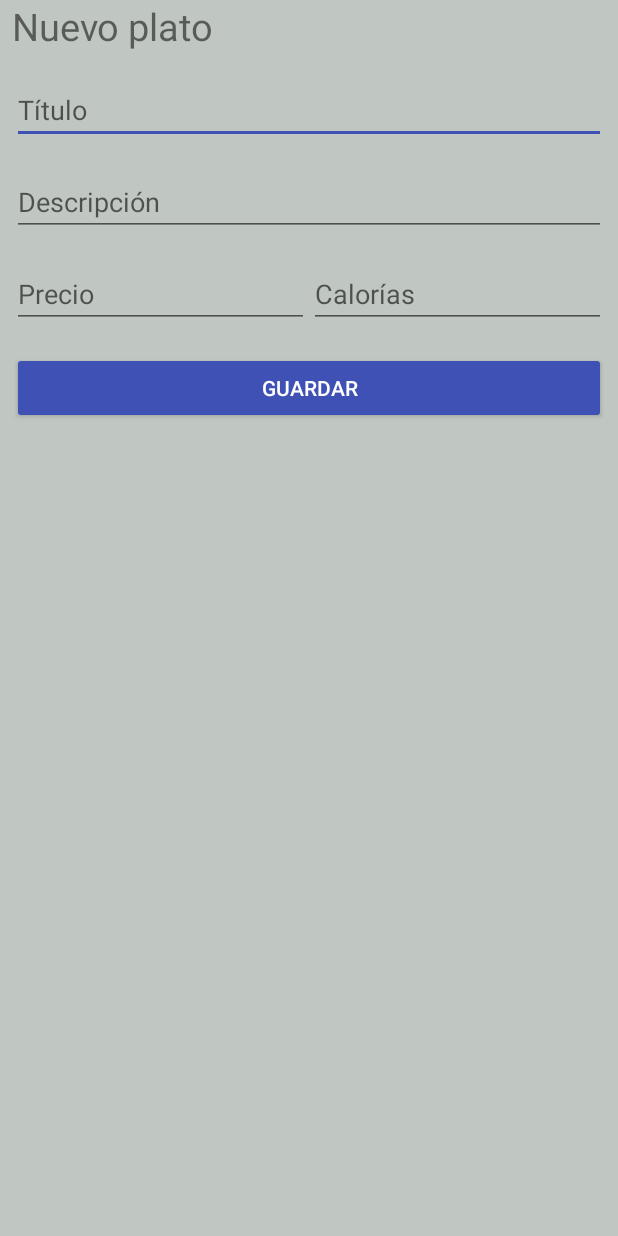
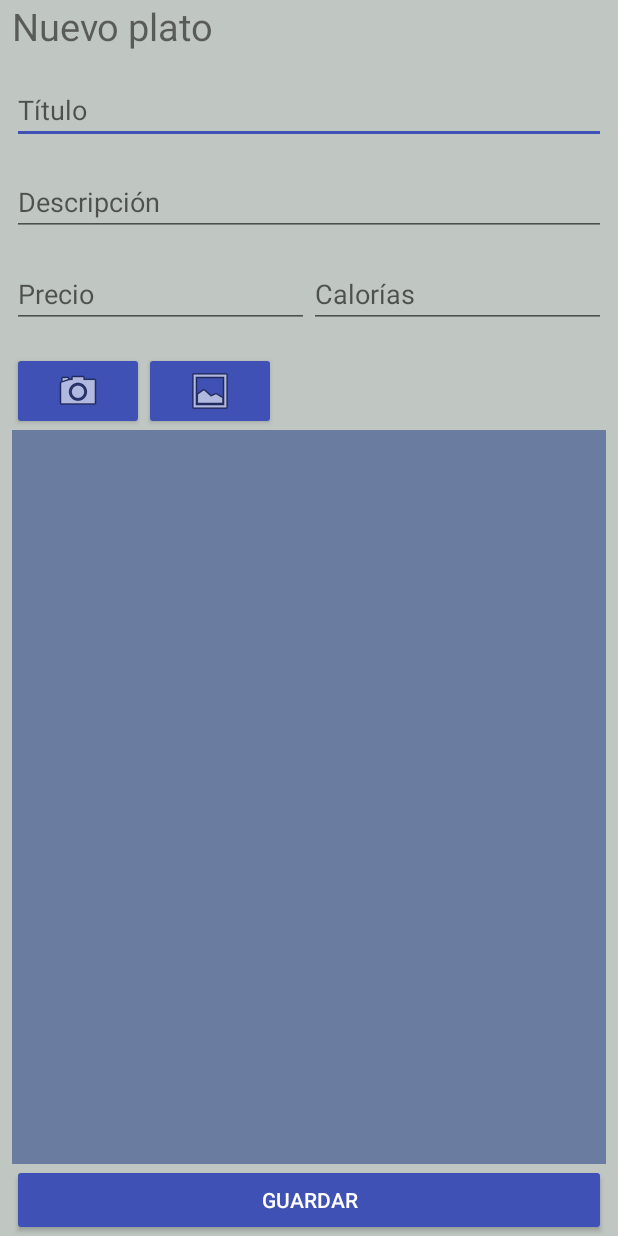
Before and after one commit to AgustinGHunzicker/App01, an Android app: the ActivityNuevoPlato screen opened directly, with no data from a screen before it, on a phone screen of 412 x 824 dp. Run offline under Robolectric (Android 15) with nearby library versions, the phone set to English and light mode, and no system bars; our stand-ins replace Firebase (no records; nobody signed in at launch, a user with empty details on screens opened directly), Room's generated code; libraries missing offline, so code that uses them is left out: app.dao; 4 statements that could not run were skipped.

Commit message:
Upload img

```diff
--- a/app/src/main/java/app/activity/ActivityNuevoPlato.java
+++ b/app/src/main/java/app/activity/ActivityNuevoPlato.java
@@ -1,29 +1,98 @@
 package app.activity;
 
+import android.Manifest;
+import android.app.Activity;
+import android.content.Intent;
+import android.content.pm.PackageManager;
+import android.graphics.Bitmap;
+import android.graphics.BitmapFactory;
+import android.net.Uri;
 import android.os.Bundle;
+import android.provider.MediaStore;
 import android.view.View;
 import android.widget.Button;
 import android.widget.EditText;
+import android.widget.ImageButton;
+import android.widget.ImageView;
 import android.widget.Toast;
 
+import androidx.annotation.NonNull;
 import androidx.appcompat.app.AppCompatActivity;
+import androidx.core.app.ActivityCompat;
+import androidx.core.content.FileProvider;
 import androidx.room.Room;
+
+import com.google.firebase.auth.FirebaseAuth;
 
 import SendMeal.app.R;
 import app.database.AppRepository;
 import app.database.OnResultCallback;
+import app.extras.ImageHelper;
 import app.model.Plato;
 
+import java.io.ByteArrayOutputStream;
+import java.io.File;
+import java.io.IOException;
+import java.text.Normalizer;
+import java.time.LocalDate;
 import java.util.List;
 
 public class ActivityNuevoPlato extends AppCompatActivity implements OnResultCallback {
 
     AppRepository repository = null;
+    protected ImageButton btnCamera;
+    protected ImageButton btnDeleteImage;
+    protected ImageButton btnGallery;
+    protected ImageView imageUpload;
+    protected Button btnSave;
+    protected String plateName;
+    protected String idPlate;
+    private static final int CAMERA_REQUEST = 1;
+    private static final int GALLERY_REQUEST = 2;
+    private static final int PERMISSION_CODE_MY_CAMERA = 100;
+    private static final int PICK_FROM_GALLERY_PERMISSION_CODE = 101;
+    private String ID_PICTURE;
+    private String IMAGE_PATH_CACHE;
+    private String IMAGE_PATH_FINAL;
+    private FirebaseAuth mAuth;
+
+    private void openCamera() {
+        Intent camaraIntent = new Intent(MediaStore.ACTION_IMAGE_CAPTURE);
+        startActivityForResult(camaraIntent, CAMERA_REQUEST);
+    }
+
+
+    private void deleteImage(){
+        imageUpload.setImageDrawable(null);
+        btnDeleteImage.setVisibility(View.INVISIBLE);
+    }
+
+
+    private void setIdPicture(){
+        String s = Normalizer.normalize(plateName, Normalizer.Form.NFD);
+        s = s.replaceAll("[\\p{InCombiningDiacriticalMarks}]", "");
+        ID_PICTURE = "field-"+s.replace(" ", "-")+"-"+System.currentTimeMillis();
+    }
+
+
+    @Override
+    protected void onActivityResult(int requestCode, int resultCode, Intent data) {
+        if ((requestCode == CAMERA_REQUEST ||  requestCode == GALLERY_REQUEST) && resultCode == RESULT_OK) {
+            Bundle extras = data.getExtras();
+            Bitmap imageBitmap = (Bitmap) extras.get("data");
+            ByteArrayOutputStream baos = new ByteArrayOutputStream();
+            imageBitmap.compress(Bitmap.CompressFormat.JPEG, 100, baos);
+            byte[] data = baos.toByteArray(); // Imagen en arreglo de bytes
+        }
+    }
 
     @Override
     protected void onCreate(Bundle savedInstanceState) {
         super.onCreate(savedInstanceState);
         setContentView(R.layout.activity_nuevo_plato);
+        mAuth = FirebaseAuth.getInstance();
+        mAuth.signInAnonymously();
+        plateName = "id-plate";
 
         /* EditText variables */
         final EditText editTitle = findViewById(R.id.textTitlePlate);
@@ -32,9 +101,33 @@ public class ActivityNuevoPlato extends AppCompatActivity implements OnResultCal
         final EditText editCalories =  findViewById(R.id.textCaloriesPlate);
 
         /* Button variables */
-        final Button btnSave = findViewById(R.id.btnSave);
+        btnSave = findViewById(R.id.btnSave);
+        repository = AppRepository.getInstance(this.getApplicationContext(),this);
+        idPlate = getIntent().getStringExtra("idPlate");
 
-        repository = AppRepository.getInstance(this.getApplicationContext(),this);
+        setIdPicture();
+
+        btnCamera = findViewById(R.id.btnCamera);
+        btnDeleteImage = findViewById(R.id.btnDeleteImage);
+        btnGallery = findViewById(R.id.btnGallery);
+        imageUpload = findViewById(R.id.imageUpload);
+
+        btnCamera.setOnClickListener(new View.OnClickListener() {
+            @Override
+            public void onClick(View v) {
+                if (checkSelfPermission(Manifest.permission.CAMERA) != PackageManager.PERMISSION_GRANTED)
+                    requestPermissions(new String[]{Manifest.permission.CAMERA}, PERMISSION_CODE_MY_CAMERA);
+                else openCamera();
+            }
+        });
+
+        btnDeleteImage.setVisibility(View.INVISIBLE);
+        btnDeleteImage.setOnClickListener(new View.OnClickListener() {
+            @Override
+            public void onClick(View v) {
+                ActivityNuevoPlato.this.deleteImage();
+            }
+        });
 
         btnSave.setOnClickListener(new View.OnClickListener() {
             @Override
@@ -71,6 +164,15 @@ public class ActivityNuevoPlato extends AppCompatActivity implements OnResultCal
         });
     }
 
+    @Override
+    public void onRequestPermissionsResult(int requestCode, @NonNull String[] permissions, @NonNull int[] grantResults){
+        super.onRequestPermissionsResult(requestCode, permissions, grantResults);
+        if (requestCode == PERMISSION_CODE_MY_CAMERA){
+            if (grantResults[0] == PackageManager.PERMISSION_GRANTED) openCamera();
+            else Toast.makeText(this, "Error al acceder a la camara", Toast.LENGTH_SHORT).show();
+        }
+    }
+
     public void onResult(List result) {
         Toast.makeText(ActivityNuevoPlato.this, "AsynTask exitosa!", Toast.LENGTH_SHORT).show();
     }
--- a/app/src/main/java/app/dao/DAOCuentaBancaria.java
+++ /dev/null
@@ -1,30 +0,0 @@
-package app.dao;
-
-import androidx.room.Dao;
-import androidx.room.Delete;
-import androidx.room.Insert;
-import androidx.room.OnConflictStrategy;
-import androidx.room.Query;
-import androidx.room.Update;
-
-import app.model.CuentaBancaria;
-
-import java.util.List;
-
-@Dao
-public interface DAOCuentaBancaria {
-    @Insert(onConflict = OnConflictStrategy.REPLACE)
-    Long insertar(CuentaBancaria cuentaBancaria);
-
-    @Delete
-    void borrar(CuentaBancaria cuentaBancaria);
-
-    @Update
-    void actualizar(CuentaBancaria cuentaBancaria);
-
-    @Query("SELECT * FROM cuentaBancaria WHERE id = :id LIMIT 1")
-    CuentaBancaria buscar(long id);
-
-    @Query("SELECT * FROM cuentaBancaria")
-    List<CuentaBancaria> buscarTodos();
-}
--- a/app/src/main/java/app/dao/DAOPedido.java
+++ /dev/null
@@ -1,34 +0,0 @@
-package app.dao;
-
-import androidx.room.Dao;
-import androidx.room.Delete;
-import androidx.room.Insert;
-import androidx.room.OnConflictStrategy;
-import androidx.room.Query;
-import androidx.room.Update;
-
-import app.model.Pedido;
-import app.model.Plato;
-
-import java.util.List;
-
-@Dao
-public interface DAOPedido {
-    @Insert(onConflict = OnConflictStrategy.REPLACE)
-    Long insertar(Pedido pedido);
-
-    @Delete
-    void borrar(Pedido pedido);
-
-    @Update
-    void actualizar(Pedido pedido);
-
-    @Query("SELECT * FROM pedido WHERE id = :id LIMIT 1")
-    Pedido buscar(long id);
-
-    @Query("SELECT * FROM pedido")
-    List<Pedido> buscarTodos();
-
-    @Query("SELECT pl.* FROM pedidoConPlatos pe, plato pl WHERE pe.idPedido = :idPedido and pe.idPlato=pl.id")
-    List<Plato> buscarPlatosPedidos(long idPedido);
-}
--- a/app/src/main/java/app/dao/DAOPedidoConPlatos.java
+++ /dev/null
@@ -1,32 +0,0 @@
-package app.dao;
-
-import androidx.room.ColumnInfo;
-import androidx.room.Dao;
-import androidx.room.Delete;
-import androidx.room.Insert;
-import androidx.room.OnConflictStrategy;
-import androidx.room.Query;
-import androidx.room.Update;
-
-import app.model.PedidoConPlatos;
-import app.model.Plato;
-
-import java.util.List;
-
-@Dao
-public interface DAOPedidoConPlatos {
-    @Insert(onConflict = OnConflictStrategy.REPLACE)
-    long insertar(PedidoConPlatos pedidoConPlatos);
-
-    @Delete
-    void borrar(PedidoConPlatos pedidoConPlatos);
-
-    @Update
-    void actualizar(PedidoConPlatos pedidoConPlatos);
-
-    @Query("SELECT * FROM pedidoConPlatos WHERE id = :id LIMIT 1")
-    PedidoConPlatos buscar(long id);
-
-    @Query("SELECT * FROM pedidoConPlatos")
-    List<PedidoConPlatos> buscarTodos();
-}
--- a/app/src/main/java/app/dao/DAOPlato.java
+++ /dev/null
@@ -1,33 +0,0 @@
-package app.dao;
-
-import androidx.room.Dao;
-import androidx.room.Delete;
-import androidx.room.Insert;
-import androidx.room.OnConflictStrategy;
-import androidx.room.Query;
-import androidx.room.Update;
-
-import app.model.Plato;
-
-import java.util.List;
-
-@Dao
-public interface  DAOPlato {
-    @Insert(onConflict = OnConflictStrategy.REPLACE)
-    Long insertar(Plato plato);
-
-    @Delete
-    void borrar(Plato plato);
-
-    @Update
-    void actualizar(Plato plato);
-
-    @Query("SELECT * FROM plato WHERE id = :id LIMIT 1")
-    Plato buscar(long id);
-
-    @Query("SELECT * FROM plato")
-    List<Plato> buscarTodos();
-
-    @Query("SELECT * FROM plato WHERE price > :precioMinimo")
-    public Plato[] platosPreciosMayorA(double precioMinimo);
-}
--- a/app/src/main/java/app/dao/DAOTarjeta.java
+++ /dev/null
@@ -1,30 +0,0 @@
-package app.dao;
-
-import androidx.room.Dao;
-import androidx.room.Delete;
-import androidx.room.Insert;
-import androidx.room.OnConflictStrategy;
-import androidx.room.Query;
-import androidx.room.Update;
-
-import app.model.Tarjeta;
-
-import java.util.List;
-
-@Dao
-public interface DAOTarjeta {
-    @Insert(onConflict = OnConflictStrategy.REPLACE)
-    Long insertar(Tarjeta tarjeta);
-
-    @Delete
-    void borrar(Tarjeta tarjeta);
-
-    @Update
-    void actualizar(Tarjeta tarjeta);
-
-    @Query("SELECT * FROM tarjeta WHERE id = :id LIMIT 1")
-    Tarjeta buscar(long id);
-
-    @Query("SELECT * FROM tarjeta")
-    List<Tarjeta> buscarTodos();
-}
--- a/app/src/main/java/app/dao/DAOUsuario.java
+++ /dev/null
@@ -1,30 +0,0 @@
-package app.dao;
-
-import androidx.room.Dao;
-import androidx.room.Delete;
-import androidx.room.Insert;
-import androidx.room.OnConflictStrategy;
-import androidx.room.Query;
-import androidx.room.Update;
-
-import app.model.Usuario;
-
-import java.util.List;
-
-@Dao
-public interface DAOUsuario {
-    @Insert(onConflict = OnConflictStrategy.REPLACE)
-    Long insertar(Usuario usuario);
-
-    @Delete
-    void borrar(Usuario usuario);
-
-    @Update
-    void actualizar(Usuario usuario);
-
-    @Query("SELECT * FROM usuario WHERE id = :id LIMIT 1")
-    Usuario buscar(long id);
-
-    @Query("SELECT * FROM usuario")
-    List<Usuario> buscarTodos();
-}
--- a/app/src/main/res/layout/activity_nuevo_plato.xml
+++ b/app/src/main/res/layout/activity_nuevo_plato.xml
@@ -1,5 +1,6 @@
 <?xml version="1.0" encoding="utf-8"?>
 <LinearLayout xmlns:android="http://schemas.android.com/apk/res/android"
+    xmlns:app="http://schemas.android.com/apk/res-auto"
     android:layout_width="match_parent"
     android:layout_height="match_parent"
     android:background="@color/colorPrimary"
@@ -62,7 +63,46 @@
             android:hint="@string/labelCalories"
             android:importantForAutofill="no"
             android:inputType="number" />
+
     </LinearLayout>
+
+    <LinearLayout
+        android:layout_width="match_parent"
+        android:layout_height="wrap_content"
+        android:orientation="horizontal">
+
+        <ImageButton
+            android:id="@+id/btnCamera"
+            style="@style/Widget.AppCompat.Button.Colored"
+            android:layout_width="wrap_content"
+            android:layout_height="wrap_content"
+            android:contentDescription="@string/camera_button_description"
+            app:srcCompat="@android:drawable/ic_menu_camera" />
+
+        <ImageButton
+            android:id="@+id/btnGallery"
+            style="@style/Widget.AppCompat.Button.Colored"
+            android:layout_width="wrap_content"
+            android:layout_height="wrap_content"
+            android:contentDescription="@string/camera_button_description"
+            app:srcCompat="@android:drawable/ic_menu_gallery" />
+
+        <ImageButton
+            android:id="@+id/btnDeleteImage"
+            style="@style/Widget.AppCompat.Button.Colored"
+            android:layout_width="wrap_content"
+            android:layout_height="wrap_content"
+            android:contentDescription="@string/camera_button_description"
+            app:srcCompat="@android:drawable/ic_menu_delete" />
+    </LinearLayout>
+
+    <ImageView
+        android:id="@+id/imageUpload"
+        android:layout_width="match_parent"
+        android:layout_height="0dp"
+        android:layout_weight="1"
+        android:contentDescription="@string/image_upload_description"
+        app:srcCompat="@color/colorPrimaryDark" />
 
     <Button
         android:id="@+id/btnSave"
--- a/app/src/main/res/values/strings.xml
+++ b/app/src/main/res/values/strings.xml
@@ -78,5 +78,9 @@
     <string name="lblcantidadproductos">Cantidad productos: </string>
     <string name="title_activity_maps">Map</string>
     <string name="btnAddLocation">Agregar Ubicación</string>
+    <string name="upload_img">Subir imagen</string>
+    <string name="uplad_img_icon">uplad_img_icon</string>
+    <string name="camera_button_description">camera button</string>
+    <string name="image_upload_description">image_upload_description</string>
 
 </resources>
--- a/build.gradle
+++ b/build.gradle
@@ -5,7 +5,8 @@ buildscript {
         jcenter()
     }
     dependencies {
-        classpath 'com.android.tools.build:gradle:3.5.0'
+        classpath 'com.android.tools.build:gradle:4.1.2'
+        classpath 'com.google.gms:google-services:4.3.5'
 
         // NOTE: Do not place your application dependencies here; they belong
         // in the individual module build.gradle files
```
Also changed, not shown: app/build.gradle (+14 -11 lines), app/src/main/AndroidManifest.xml (+2 -5 lines), app/src/main/java/app/activity/ActivityHome.java (+40 -4 lines), app/src/main/java/app/extras/ImageHelper.java (added, +24 -0 lines), app/src/main/java/app/model/CuentaBancaria.java (+1 -8 lines), app/src/main/java/app/model/Pedido.java (+11 -18 lines).
